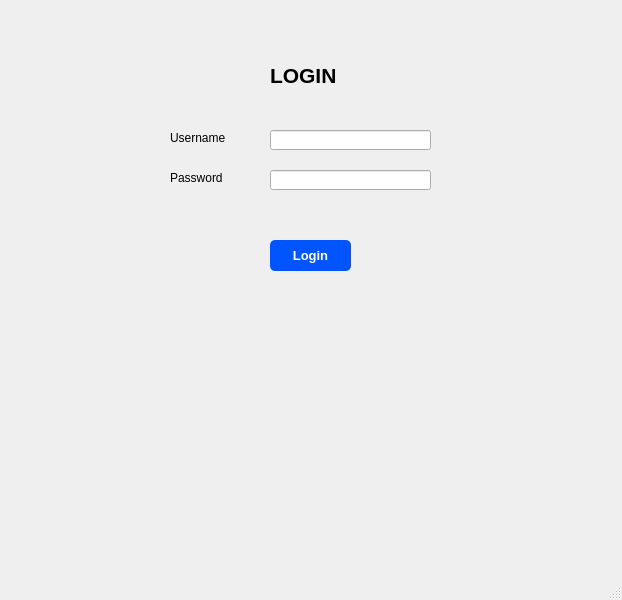
Qt form form_login.ui (naylasalsdev-project/SudiKasusUAS) before a commit.
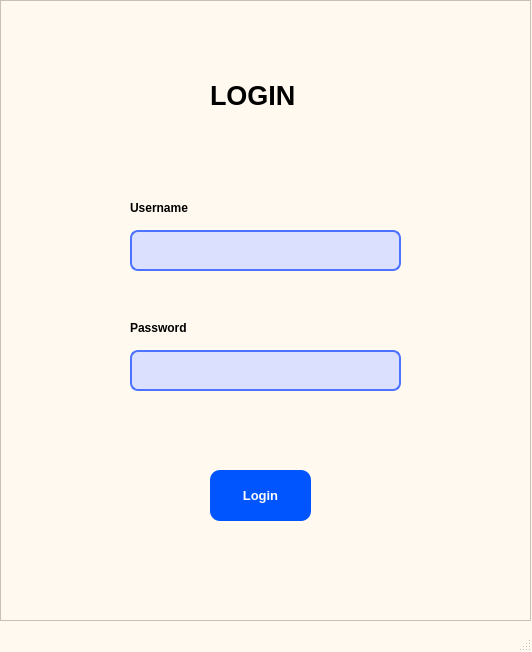
The same form after that commit.

Diff of the .ui file:
```diff
--- a/form_login.ui
+++ b/form_login.ui
@@ -6,34 +6,120 @@
    <rect>
     <x>0</x>
     <y>0</y>
-    <width>622</width>
-    <height>600</height>
+    <width>532</width>
+    <height>652</height>
    </rect>
   </property>
   <property name="windowTitle">
    <string>MainWindow</string>
   </property>
   <property name="styleSheet">
+   <string notr="true">QMainWindow{
+	background-color: rgb(255, 249, 239);
+}</string>
+  </property>
+  <widget class="QWidget" name="centralwidget">
+   <property name="styleSheet">
+    <string notr="true">QWidget{ 
+	background-color: rgb(255, 249, 239);
+}</string>
+   </property>
+   <widget class="QFrame" name="frame">
+    <property name="geometry">
+     <rect>
+      <x>0</x>
+      <y>0</y>
+      <width>531</width>
+      <height>621</height>
+     </rect>
+    </property>
+    <property name="styleSheet">
+     <string notr="true">QFrame{ 
+	background-color: rgb(255, 249, 239);
+}</string>
+    </property>
+    <property name="frameShape">
+     <enum>QFrame::StyledPanel</enum>
+    </property>
+    <property name="frameShadow">
+     <enum>QFrame::Raised</enum>
+    </property>
+    <widget class="QLabel" name="label_2">
+     <property name="geometry">
+      <rect>
+       <x>130</x>
+       <y>200</y>
+       <width>81</width>
+       <height>16</height>
+      </rect>
+     </property>
+     <property name="font">
+      <font>
+       <weight>75</weight>
+       <bold>true</bold>
+      </font>
+     </property>
+     <property name="text">
+      <string>Username</string>
+     </property>
+    </widget>
+    <widget class="QLineEdit" name="lineEdit_2">
+     <property name="geometry">
+      <rect>
+       <x>130</x>
+       <y>350</y>
+       <width>271</width>
+       <height>41</height>
+      </rect>
+     </property>
+     <property name="styleSheet">
+      <string notr="true">QLineEdit {
+    border: 2px solid rgb(76, 115, 255);
+    background-color: rgb(219, 224, 255);
+	border-radius: 8px
+}</string>
+     </property>
+    </widget>
+    <widget class="QPushButton" name="pushButton">
+     <property name="geometry">
+      <rect>
+       <x>210</x>
+       <y>470</y>
+       <width>101</width>
+       <height>51</height>
+      </rect>
+     </property>
+     <property name="font">
+      <font>
+       <pointsize>10</pointsize>
+       <weight>75</weight>
+       <bold>true</bold>
+      </font>
+     </property>
+     <property name="styleSheet">
    <string notr="true">QPushButton {
     background-color: rgb(0, 85, 255);
     color: white;
-    border-radius: 5px;   
+    border-radius: 10px;   
     padding: 6px;           
 }</string>
   </property>
-  <widget class="QWidget" name="centralwidget">
+     <property name="text">
+      <string>Login</string>
+     </property>
+    </widget>
    <widget class="QLabel" name="label">
     <property name="geometry">
      <rect>
-      <x>270</x>
-      <y>50</y>
-      <width>201</width>
+       <x>210</x>
+       <y>70</y>
+       <width>111</width>
       <height>51</height>
      </rect>
     </property>
     <property name="font">
      <font>
-      <pointsize>16</pointsize>
+       <pointsize>20</pointsize>
       <weight>75</weight>
       <bold>true</bold>
      </font>
@@ -42,28 +128,21 @@
      <string>LOGIN</string>
     </property>
    </widget>
-   <widget class="QLabel" name="label_2">
-    <property name="geometry">
-     <rect>
-      <x>170</x>
-      <y>130</y>
-      <width>71</width>
-      <height>16</height>
-     </rect>
-    </property>
-    <property name="text">
-     <string>Username</string>
-    </property>
-   </widget>
    <widget class="QLabel" name="label_3">
     <property name="geometry">
      <rect>
-      <x>170</x>
-      <y>170</y>
-      <width>71</width>
+       <x>130</x>
+       <y>320</y>
+       <width>81</width>
       <height>16</height>
      </rect>
     </property>
+     <property name="font">
+      <font>
+       <weight>75</weight>
+       <bold>true</bold>
+      </font>
+     </property>
     <property name="text">
      <string>Password</string>
     </property>
@@ -71,42 +150,20 @@
    <widget class="QLineEdit" name="lineEdit">
     <property name="geometry">
      <rect>
-      <x>270</x>
-      <y>130</y>
-      <width>161</width>
-      <height>20</height>
-     </rect>
-    </property>
-   </widget>
-   <widget class="QLineEdit" name="lineEdit_2">
-    <property name="geometry">
-     <rect>
-      <x>270</x>
-      <y>170</y>
-      <width>161</width>
-      <height>20</height>
-     </rect>
-    </property>
-   </widget>
-   <widget class="QPushButton" name="pushButton">
-    <property name="geometry">
-     <rect>
-      <x>270</x>
-      <y>240</y>
-      <width>81</width>
-      <height>31</height>
-     </rect>
-    </property>
-    <property name="font">
-     <font>
-      <pointsize>10</pointsize>
-      <weight>75</weight>
-      <bold>true</bold>
-     </font>
-    </property>
-    <property name="text">
-     <string>Login</string>
-    </property>
+       <x>130</x>
+       <y>230</y>
+       <width>271</width>
+       <height>41</height>
+      </rect>
+     </property>
+     <property name="styleSheet">
+      <string notr="true">QLineEdit {
+    border: 2px solid rgb(76, 115, 255);
+    background-color: rgb(219, 224, 255);
+	border-radius: 8px
+}</string>
+     </property>
+    </widget>
    </widget>
   </widget>
   <widget class="QMenuBar" name="menubar">
```
Left out of the diff: 4 changed lines with no effect on the pictures. Lines whose indentation alone changed are shown as unchanged.
